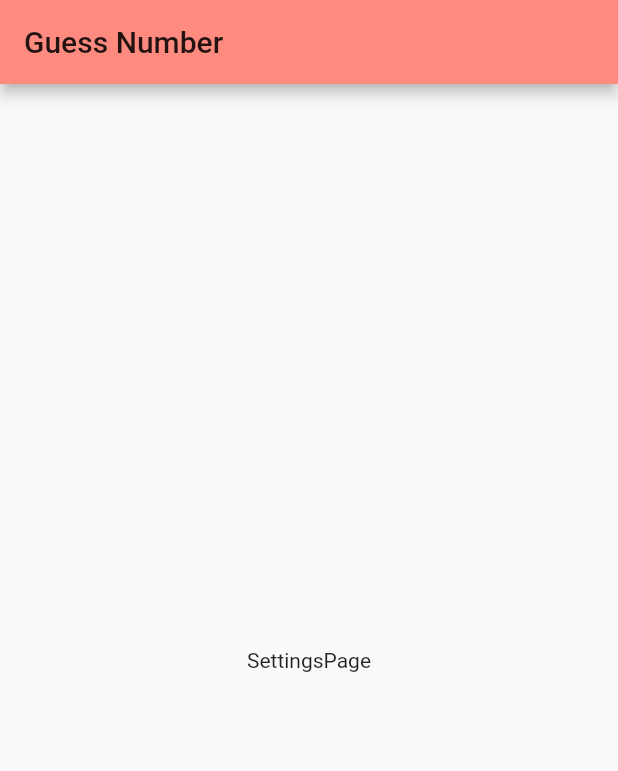
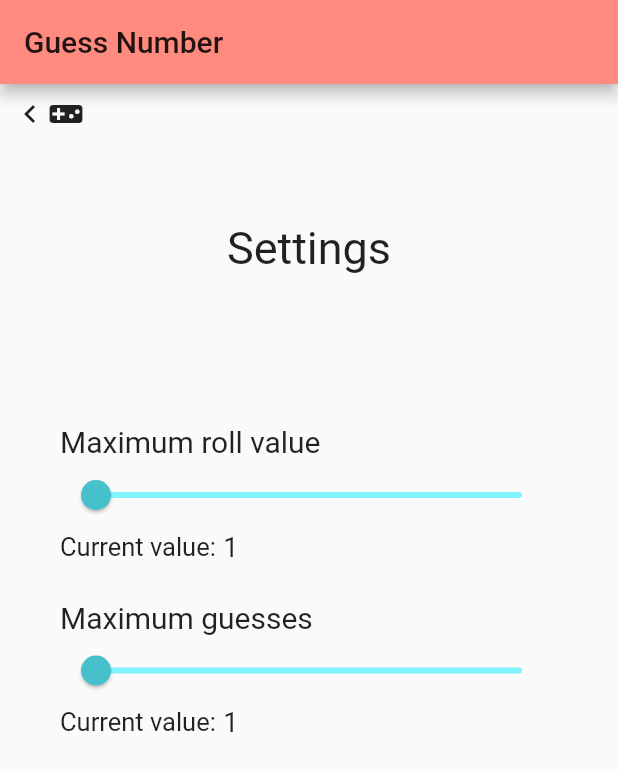
Before and after one commit to plonajakub/mobile_app_demos, a Flutter app: the screen it shows after launch, swiped to page 2, on a phone screen of 412 x 824 dp. Shown: the top 771 px of the screen. Run offline on Flutter 3.47's test engine with Material 2 defaults, Android fonts, the phone set to English and light mode, and no system bars.

Commit message:
[Flutter] Add settings page layout

```diff
--- a/flutter_guess_number/lib/main.dart
+++ b/flutter_guess_number/lib/main.dart
@@ -6,18 +6,29 @@ void main() {
   runApp(MyApp());
 }
 
+class CustomColors {
+  static const Color primaryColor = Color(0xFFFF8B80);
+  static const Color primaryColorDark = Color(0xFFC85B53);
+  static const Color accent = Color(0xFF80F4FF);
+  static const Color accentDark = Color(0xFF46C1CC);
+}
+
 class MyApp extends StatelessWidget {
   @override
   Widget build(BuildContext context) {
     return MaterialApp(
       title: 'Guess Number',
       theme: ThemeData(
-        primaryColor: const Color(0xFFFF8B80),
-        primaryColorDark: const Color(0xFFC85B53),
-        accentColor: const Color(0xFF80F4FF),
-        backgroundColor: Colors.white,
-        brightness: Brightness.light
-      ),
+          primaryColor: CustomColors.primaryColor,
+          primaryColorDark: CustomColors.primaryColorDark,
+          accentColor: CustomColors.accent,
+          backgroundColor: Colors.white,
+          brightness: Brightness.light,
+          sliderTheme: SliderThemeData(
+            thumbColor: CustomColors.accentDark,
+            activeTrackColor: CustomColors.accent,
+            inactiveTrackColor: CustomColors.accent,
+          )),
       home: Scaffold(
         resizeToAvoidBottomInset: true,
         appBar: AppBar(
--- a/flutter_guess_number/lib/pages/settings-page.dart
+++ b/flutter_guess_number/lib/pages/settings-page.dart
@@ -1,16 +1,111 @@
 import 'package:flutter/material.dart';
 
-class SettingsPage extends StatefulWidget {
+class SettingsPage extends StatelessWidget {
+  static const String pageTitle = 'Settings';
+
   @override
-  _SettingsPageState createState() => _SettingsPageState();
+  Widget build(BuildContext context) {
+    return Column(
+      children: [
+        Container(
+          padding: EdgeInsets.fromLTRB(8, 8, 0, 0),
+          child: Row(
+            children: [
+              Icon(Icons.keyboard_arrow_left),
+              Icon(Icons.videogame_asset)
+            ],
+          ),
+        ),
+        Container(
+          margin: EdgeInsets.fromLTRB(0, 60, 0, 60),
+          child: Text(
+            pageTitle,
+            style: TextStyle(fontSize: 30),
+          ),
+        ),
+        Container(
+          padding: EdgeInsets.all(40),
+          child: Column(
+            children: [
+              SliderWithInfo(title: 'Maximum roll value', rightLimit: 100),
+              SizedBox(
+                height: 25,
+              ),
+              SliderWithInfo(title: 'Maximum guesses', rightLimit: 15),
+            ],
+          ),
+        )
+      ],
+    );
+  }
 }
 
-class _SettingsPageState extends State<SettingsPage> {
+class SliderWithInfo extends StatefulWidget {
+  static const String valueInfoText = 'Current value:';
+  static const int leftLimit = 1;
+  final String title;
+  final int rightLimit;
+
+  SliderWithInfo({@required this.title, @required this.rightLimit});
+
+  @override
+  _SliderWithInfoState createState() => _SliderWithInfoState();
+}
+
+class _SliderWithInfoState extends State<SliderWithInfo> {
+  double _currentSliderValue = 1;
+
+  _SliderWithInfoState() {
+    //load from shared prefs
+  }
+
   @override
   Widget build(BuildContext context) {
     return Container(
-      child: Center(
-        child: Text('SettingsPage'),
+      child: Column(
+        crossAxisAlignment: CrossAxisAlignment.start,
+        children: [
+          Text(
+            widget.title,
+            style: TextStyle(
+              fontSize: 20,
+            ),
+          ),
+          Slider(
+            value: _currentSliderValue,
+            min: SliderWithInfo.leftLimit.toDouble(),
+            max: widget.rightLimit.toDouble(),
+            divisions: null,
+            label: null,
+            onChanged: (double value) {
+              setState(() {
+                _currentSliderValue = value.roundToDouble();
+              });
+            },
+            onChangeEnd: (double value) {
+              // Save to shared prefs
+            },
+          ),
+          Row(
+            children: [
+              Text(
+                SliderWithInfo.valueInfoText,
+                style: TextStyle(
+                  fontSize: 17,
+                ),
+              ),
+              Container(
+                margin: EdgeInsets.fromLTRB(5, 0, 0, 0),
+                child: Text(
+                  _currentSliderValue.toInt().toString(),
+                  style: TextStyle(
+                    fontSize: 18,
+                  ),
+                ),
+              )
+            ],
+          )
+        ],
       ),
     );
   }
```
